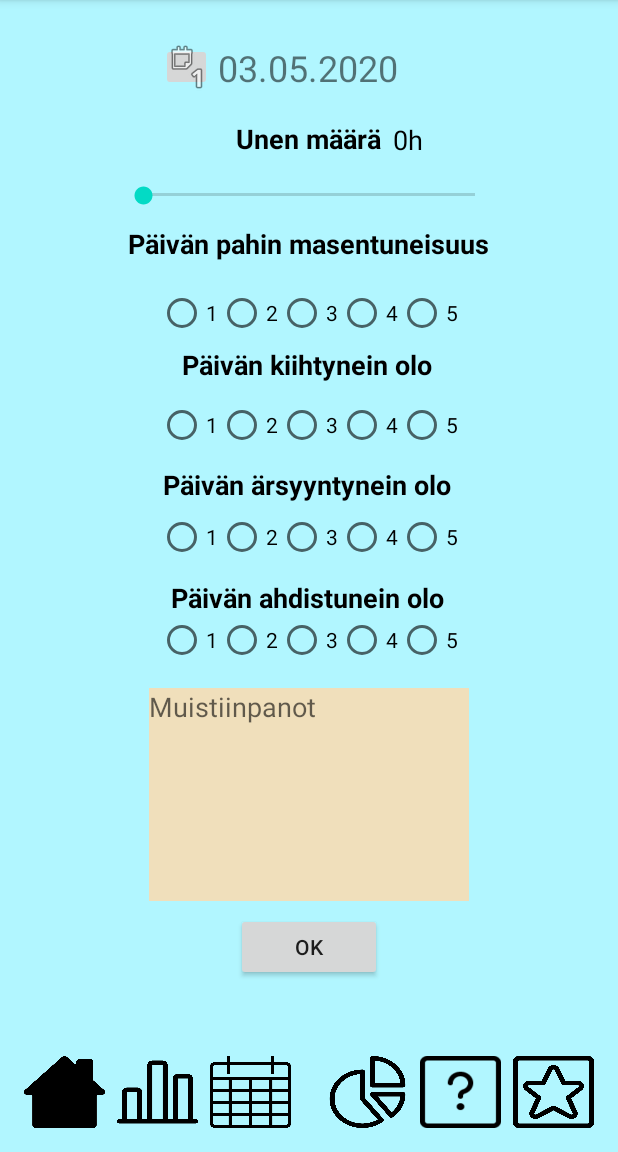
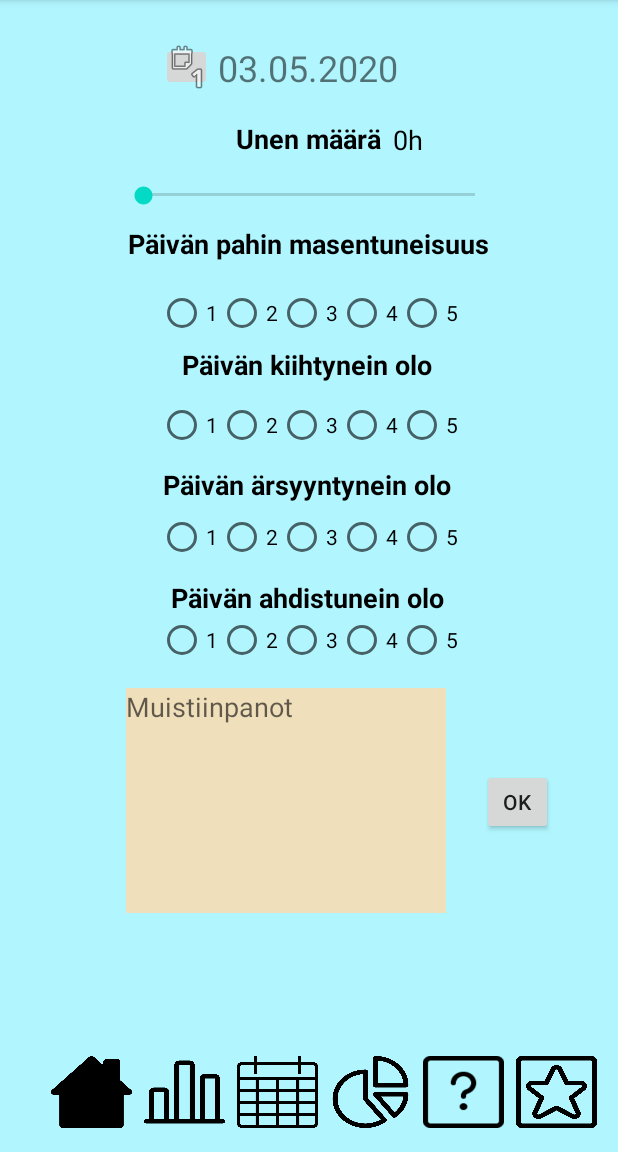
Before and after one commit to NicklasMichaelStellberg/Moodi, an Android app: the screen it shows after launch (MainActivity), on a phone screen of 412 x 824 dp, the part 84-1236 px from its top. Run offline under Robolectric (Android 15) with nearby library versions, the phone set to English and light mode, and no system bars.

Commit message:
Layout muutoksia

```diff
--- a/app/src/main/res/layout/activity_main.xml
+++ b/app/src/main/res/layout/activity_main.xml
@@ -331,80 +331,80 @@
         android:id="@+id/btnBarChart"
         android:layout_width="54dp"
         android:layout_height="48dp"
-        android:layout_marginStart="8dp"
-        android:layout_marginLeft="8dp"
+        android:layout_marginEnd="8dp"
+        android:layout_marginRight="8dp"
         android:layout_marginBottom="16dp"
         android:background="@drawable/light_analytics_bars"
         android:onClick="barChart"
         app:layout_constraintBottom_toBottomOf="parent"
-        app:layout_constraintStart_toEndOf="@+id/btnMain" />
+        app:layout_constraintEnd_toStartOf="@+id/btnCalendar" />
 
     <Button
         android:id="@+id/btnCalendar"
         android:layout_width="54dp"
         android:layout_height="48dp"
-        android:layout_marginStart="8dp"
-        android:layout_marginLeft="8dp"
+        android:layout_marginEnd="85dp"
+        android:layout_marginRight="85dp"
         android:layout_marginBottom="16dp"
         android:background="@drawable/light_calendar_3"
         android:onClick="calendar"
         app:layout_constraintBottom_toBottomOf="parent"
-        app:layout_constraintStart_toEndOf="@+id/btnBarChart" />
+        app:layout_constraintEnd_toEndOf="@+id/notes" />
 
     <Button
         android:id="@+id/btnPieChart"
         android:layout_width="54dp"
         android:layout_height="48dp"
-        android:layout_marginEnd="8dp"
-        android:layout_marginRight="8dp"
+        android:layout_marginStart="8dp"
+        android:layout_marginLeft="8dp"
         android:layout_marginBottom="16dp"
         android:background="@drawable/light_analytics_pie2"
         android:onClick="pieChart"
         app:layout_constraintBottom_toBottomOf="parent"
-        app:layout_constraintEnd_toStartOf="@+id/btnInfo" />
+        app:layout_constraintStart_toEndOf="@+id/btnCalendar" />
 
     <Button
         android:id="@+id/btnInfo"
         android:layout_width="54dp"
         android:layout_height="48dp"
-        android:layout_marginEnd="8dp"
-        android:layout_marginRight="8dp"
+        android:layout_marginStart="8dp"
+        android:layout_marginLeft="8dp"
         android:layout_marginBottom="16dp"
         android:background="@drawable/light_question_help_square"
         android:onClick="info"
         app:layout_constraintBottom_toBottomOf="parent"
-        app:layout_constraintEnd_toStartOf="@+id/btnAverageDay" />
+        app:layout_constraintStart_toEndOf="@+id/btnPieChart" />
 
     <Button
         android:id="@+id/btnAverageDay"
         android:layout_width="54dp"
         android:layout_height="48dp"
-        android:layout_marginEnd="16dp"
-        android:layout_marginRight="16dp"
+        android:layout_marginStart="8dp"
+        android:layout_marginLeft="8dp"
         android:layout_marginBottom="16dp"
         android:background="@drawable/mask_star"
         android:onClick="averageDay"
         app:layout_constraintBottom_toBottomOf="parent"
-        app:layout_constraintEnd_toEndOf="parent" />
+        app:layout_constraintStart_toEndOf="@+id/btnInfo" />
 
     <Button
         android:id="@+id/btnMain"
         android:layout_width="54dp"
         android:layout_height="48dp"
-        android:layout_marginStart="16dp"
-        android:layout_marginLeft="16dp"
+        android:layout_marginEnd="8dp"
+        android:layout_marginRight="8dp"
         android:layout_marginBottom="16dp"
         android:background="@drawable/house_chimney"
         android:textColor="#2196F3"
         app:layout_constraintBottom_toBottomOf="parent"
-        app:layout_constraintStart_toStartOf="parent" />
+        app:layout_constraintEnd_toStartOf="@+id/btnBarChart" />
 
     <androidx.constraintlayout.widget.Guideline
         android:id="@+id/guideline"
         android:layout_width="wrap_content"
         android:layout_height="wrap_content"
         android:orientation="vertical"
-        app:layout_constraintGuide_end="391dp" />
+        app:layout_constraintGuide_end="382dp" />
 
     <ImageButton
         android:id="@+id/datepicker"
@@ -422,31 +422,29 @@
 
     <EditText
         android:id="@+id/notes"
-        android:layout_width="213dp"
-        android:layout_height="142dp"
+        android:layout_width="wrap_content"
+        android:layout_height="150dp"
         android:layout_marginTop="16dp"
+        android:layout_marginEnd="8dp"
+        android:layout_marginRight="8dp"
         android:background="#E4F8DDB3"
         android:ems="10"
         android:gravity="top"
         android:hint="@string/muistiinpanot"
-        android:inputType="textPersonName"
-        app:layout_constraintBottom_toTopOf="@+id/button"
-        app:layout_constraintEnd_toEndOf="parent"
-        app:layout_constraintHorizontal_bias="0.5"
-        app:layout_constraintStart_toStartOf="parent"
-        app:layout_constraintTop_toBottomOf="@+id/ahdistusRadio"
-        app:layout_constraintVertical_bias="0.0" />
+        android:inputType="textLongMessage|textMultiLine"
+        app:layout_constraintEnd_toEndOf="@+id/ahdistusRadio"
+        app:layout_constraintTop_toBottomOf="@+id/ahdistusRadio" />
 
     <Button
         android:id="@+id/button"
-        android:layout_width="97dp"
-        android:layout_height="45dp"
-        android:layout_marginTop="8dp"
+        android:layout_width="47dp"
+        android:layout_height="44dp"
+        android:layout_marginStart="24dp"
+        android:layout_marginLeft="24dp"
+        android:layout_marginTop="70dp"
         android:text="@string/Nappi"
-        app:layout_constraintEnd_toEndOf="parent"
-        app:layout_constraintHorizontal_bias="0.5"
-        app:layout_constraintStart_toStartOf="parent"
-        app:layout_constraintTop_toBottomOf="@+id/notes" />
+        app:layout_constraintStart_toEndOf="@+id/notes"
+        app:layout_constraintTop_toBottomOf="@+id/ahdistusRadio" />
 
 
 </androidx.constraintlayout.widget.ConstraintLayout>
```
